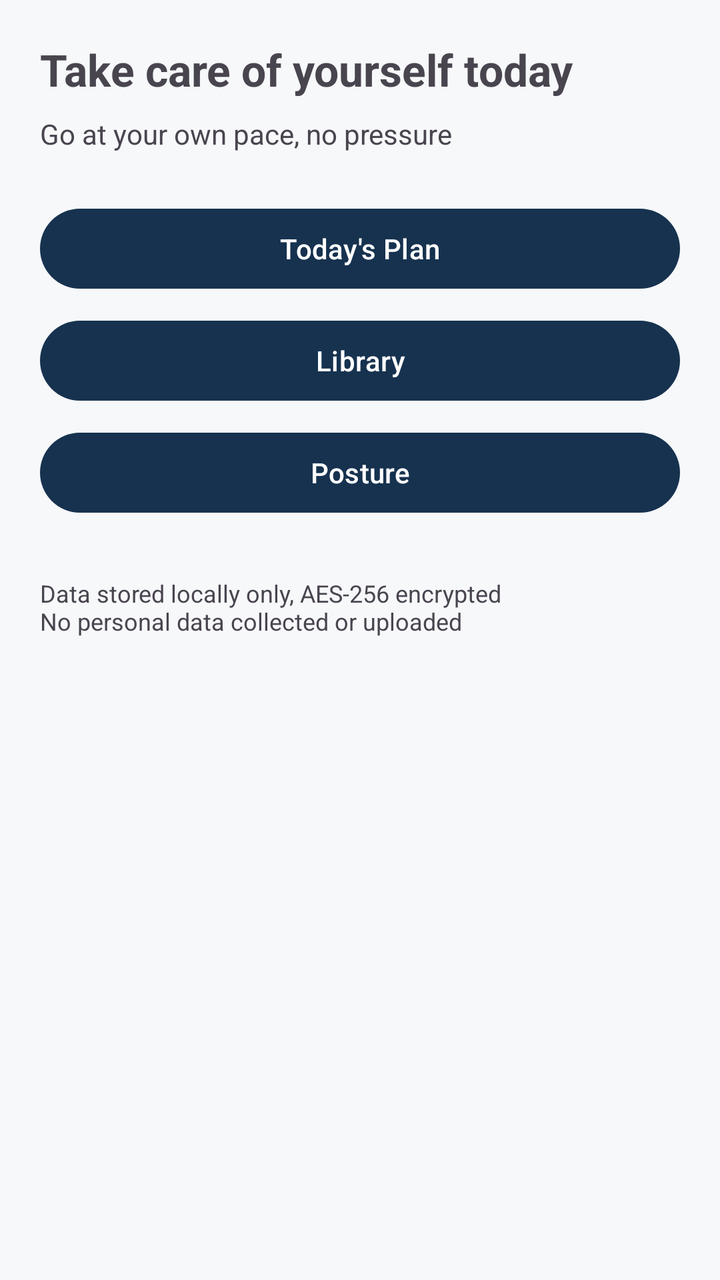
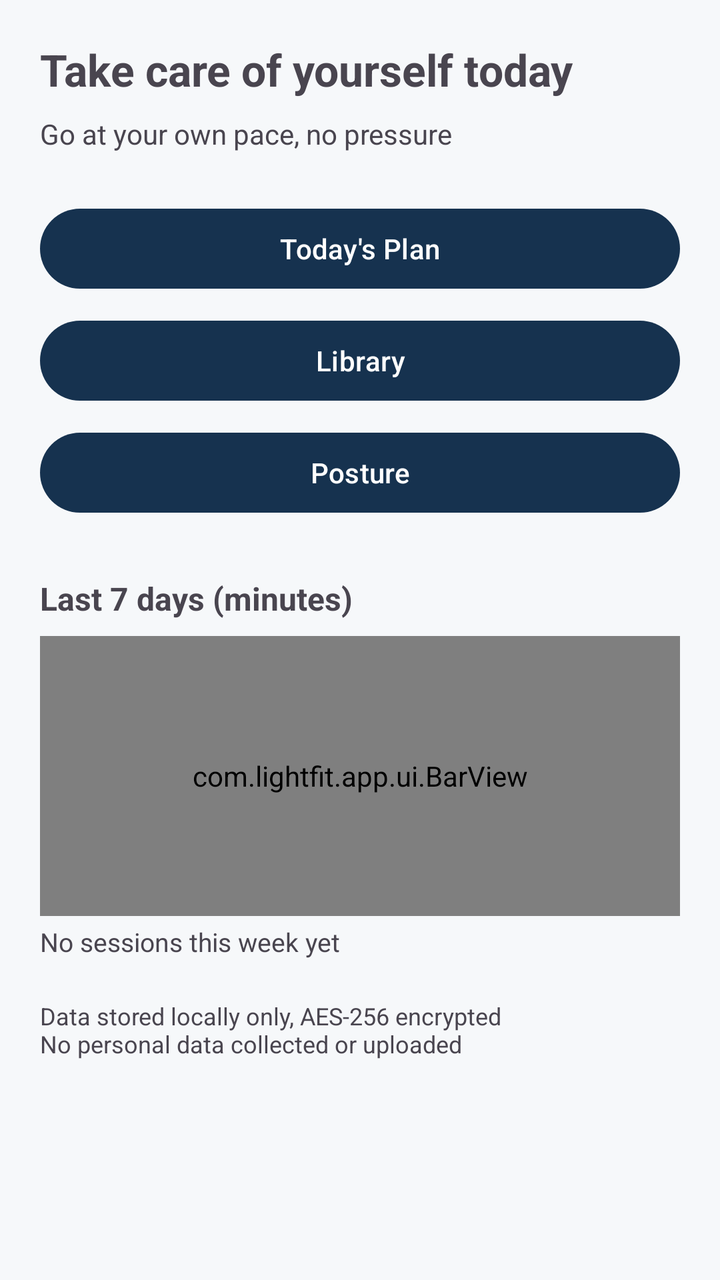

Compare the two renders of this Android layout. The source of the first and the diff that turns it into the second are given below.
<!-- AndroidManifest.xml: application theme Theme.LightFit -->
<!-- res/layout/fragment_home.xml -->
<?xml version="1.0" encoding="utf-8"?>
<ScrollView xmlns:android="http://schemas.android.com/apk/res/android"
    android:layout_width="match_parent" android:layout_height="match_parent">
    <LinearLayout android:layout_width="match_parent" android:layout_height="wrap_content"
        android:orientation="vertical" android:padding="20dp">

        <TextView android:id="@+id/home_greeting"
            android:layout_width="wrap_content" android:layout_height="wrap_content"
            android:text="@string/home_subtitle" android:textSize="22sp" android:textStyle="bold" />

        <TextView android:id="@+id/home_plan_state"
            android:layout_width="wrap_content" android:layout_height="wrap_content"
            android:layout_marginTop="8dp" android:text="@string/plan_sub" android:textSize="14sp" />

        <Button android:id="@+id/btn_go_plan" android:layout_width="match_parent"
            android:layout_height="wrap_content" android:layout_marginTop="24dp"
            android:text="@string/today_plan" />

        <Button android:id="@+id/btn_go_library" android:layout_width="match_parent"
            android:layout_height="wrap_content" android:layout_marginTop="8dp"
            android:text="@string/nav_library" />

        <Button android:id="@+id/btn_go_posture" android:layout_width="match_parent"
            android:layout_height="wrap_content" android:layout_marginTop="8dp"
            android:text="@string/nav_posture" />

        <TextView android:layout_width="wrap_content" android:layout_height="wrap_content"
            android:layout_marginTop="28dp" android:text="@string/auth_privacy" android:textSize="12sp" />
    </LinearLayout>
</ScrollView>
<!-- resources referenced by this layout -->
<resources>
  <string name="auth_privacy">Data stored locally only, AES-256 encrypted\nNo personal data collected or uploaded</string>
  <string name="home_subtitle">Take care of yourself today</string>
  <string name="nav_library">Library</string>
  <string name="nav_posture">Posture</string>
  <string name="plan_sub">Go at your own pace, no pressure</string>
  <string name="today_plan">Today\'s Plan</string>
  <style name="Theme.LightFit" parent="Theme.Material3.DayNight.NoActionBar">
          <item name="colorPrimary">@color/navy</item>
          <item name="colorSecondary">@color/teal</item>
          <item name="android:statusBarColor">@color/navy</item>
          <item name="android:windowBackground">@color/bg_soft</item>
      </style>
  <color name="navy">#16324F</color>
  <color name="teal">#0E7C7B</color>
  <color name="bg_soft">#F6F8FA</color>
</resources>

<!-- the commit's change to res/layout/fragment_home.xml (unified diff, before → after) -->
@@ -25,6 +25,20 @@
             android:text="@string/nav_posture" />
 
         <TextView android:layout_width="wrap_content" android:layout_height="wrap_content"
-            android:layout_marginTop="28dp" android:text="@string/auth_privacy" android:textSize="12sp" />
+            android:layout_marginTop="28dp" android:text="@string/lf_week_title"
+            android:textSize="16sp" android:textStyle="bold" />
+
+        <com.lightfit.app.ui.BarView
+            android:id="@+id/week_bar"
+            android:layout_width="match_parent" android:layout_height="140dp"
+            android:layout_marginTop="8dp" />
+
+        <TextView android:id="@+id/home_week_stats"
+            android:layout_width="wrap_content" android:layout_height="wrap_content"
+            android:layout_marginTop="4dp" android:text="@string/lf_week_empty"
+            android:textSize="13sp" />
+
+        <TextView android:layout_width="wrap_content" android:layout_height="wrap_content"
+            android:layout_marginTop="20dp" android:text="@string/auth_privacy" android:textSize="12sp" />
     </LinearLayout>
 </ScrollView>
<!-- resource entries referenced after the edit -->
@@ -2,6 +2,8 @@
 <resources>
   <string name="auth_privacy">Data stored locally only, AES-256 encrypted\nNo personal data collected or uploaded</string>
   <string name="home_subtitle">Take care of yourself today</string>
+  <string name="lf_week_empty">No sessions this week yet</string>
+  <string name="lf_week_title">Last 7 days (minutes)</string>
   <string name="nav_library">Library</string>
   <string name="nav_posture">Posture</string>
   <string name="plan_sub">Go at your own pace, no pressure</string>
